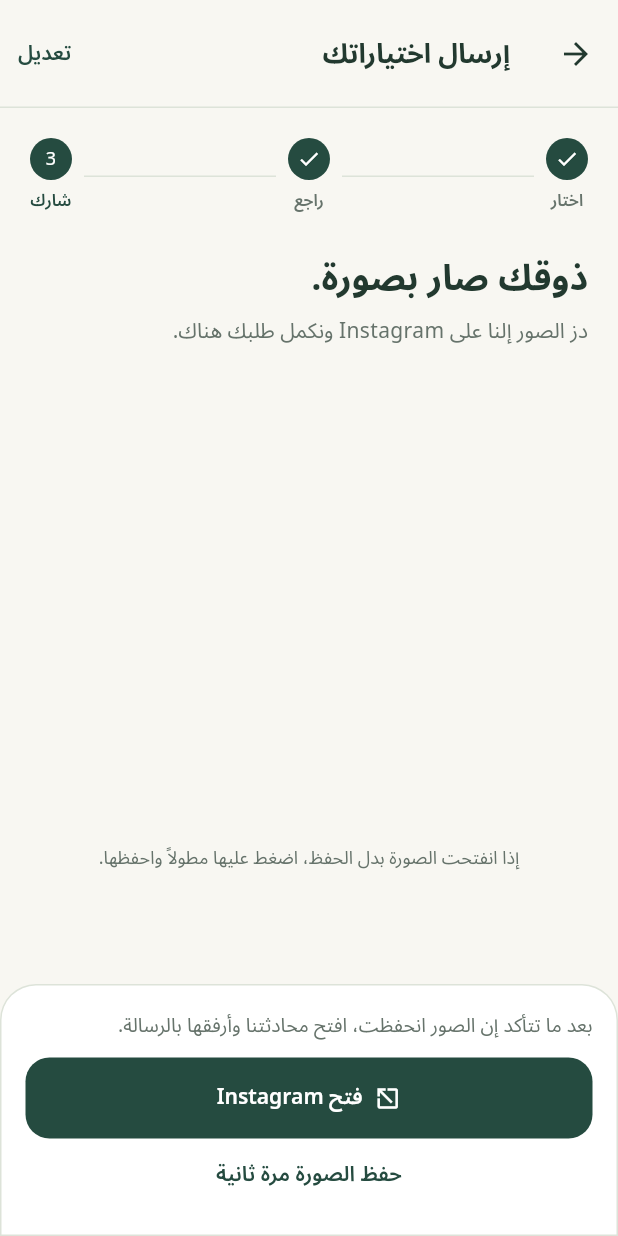
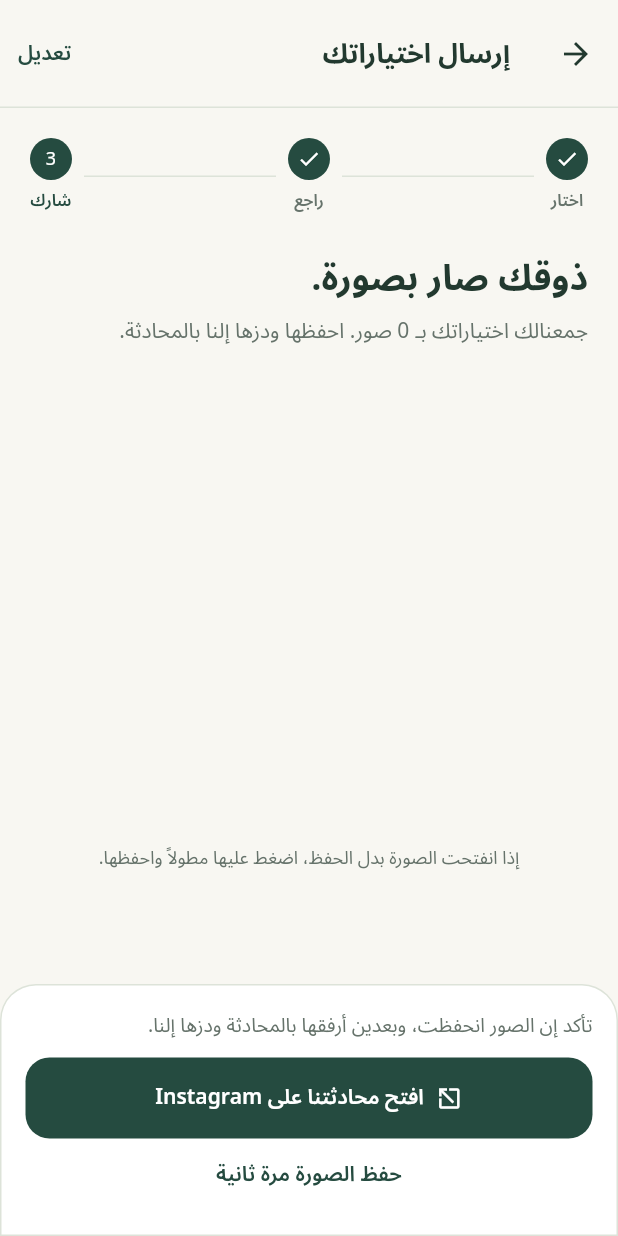
Before and after one commit to DhurghamFahem/Sunset, a Flutter app: the ShareScreen screen opened directly with empty values, on a phone screen of 412 x 824 dp. Run offline on Flutter 3.47's test engine with Material 3 defaults, Android fonts, the phone set to English and light mode, and no system bars; our stand-ins replace file_picker, go_router, shared_preferences, supabase_flutter; missing offline and left inert: dart:js_interop; accounts and stored records are empty.

Commit message:
[d] enhace

```diff
--- a/lib/ui/customer/share_screen.dart
+++ b/lib/ui/customer/share_screen.dart
@@ -21,13 +21,12 @@ class _ShareScreenState extends State<ShareScreen> {
   final preview = PageController();
   final downloaded = <int>{};
   int current = 0;
-  bool canShare = false, sharing = false, manual = false;
   bool get allDownloaded => downloaded.length == widget.pages.length;
 
   @override
   void initState() {
     super.initState();
-    canShare = service.prepare(widget.pages);
+    service.prepare(widget.pages);
   }
 
   @override
@@ -35,21 +34,6 @@ class _ShareScreenState extends State<ShareScreen> {
     preview.dispose();
     service.dispose();
     super.dispose();
-  }
-
-  Future<void> share() async {
-    // Invoke synchronously inside the tap to retain browser user activation.
-    final result = service.share();
-    setState(() => sharing = true);
-    final status = await result;
-    if (!mounted) return;
-    setState(() {
-      sharing = false;
-      if (status == 'failed' || status == 'unsupported') canShare = false;
-    });
-    if (!canShare) {
-      showNotice(context, 'احفظ الصور، وبعدين دزها إلنا على Instagram.');
-    }
   }
 
   void download() {
@@ -79,7 +63,6 @@ class _ShareScreenState extends State<ShareScreen> {
 
   @override
   Widget build(BuildContext context) {
-    final saving = !canShare || manual;
     return Scaffold(
       appBar: AppBar(
         title: const Text('إرسال اختياراتك'),
@@ -109,9 +92,11 @@ class _ShareScreenState extends State<ShareScreen> {
                             ?.copyWith(fontWeight: FontWeight.bold),
                       ),
                       const SizedBox(height: 6),
-                      const Text(
-                        'دز الصور إلنا على Instagram ونكمل طلبك هناك.',
-                        style: TextStyle(color: muted),
+                      Text(
+                        widget.pages.length == 1
+                            ? 'جمعنالك اختياراتك بصورة وحدة. احفظها ودزها إلنا بالمحادثة.'
+                            : 'جمعنالك اختياراتك بـ ${widget.pages.length} صور. احفظها ودزها إلنا بالمحادثة.',
+                        style: const TextStyle(color: muted),
                       ),
                       const SizedBox(height: 16),
                       SizedBox(
@@ -159,7 +144,6 @@ class _ShareScreenState extends State<ShareScreen> {
                             ),
                           ],
                         ),
-                      if (saving)
                       const Text(
                         'إذا انفتحت الصورة بدل الحفظ، اضغط عليها مطولاً واحفظها.',
                         style: TextStyle(color: muted, fontSize: 12),
@@ -181,10 +165,9 @@ class _ShareScreenState extends State<ShareScreen> {
                     mainAxisSize: MainAxisSize.min,
                     crossAxisAlignment: CrossAxisAlignment.stretch,
                     children: [
-                      if (saving) ...[
                       Text(
                         allDownloaded
-                              ? 'بعد ما تتأكد إن الصور انحفظت، افتح محادثتنا وأرفقها بالرسالة.'
+                            ? 'تأكد إن الصور انحفظت، وبعدين أرفقها بالمحادثة ودزها إلنا.'
                             : 'احفظ صور اختياراتك، وبعدين افتح محادثتنا على Instagram.',
                         style: const TextStyle(fontSize: 13, color: muted),
                       ),
@@ -199,7 +182,7 @@ class _ShareScreenState extends State<ShareScreen> {
                         ),
                         label: Text(
                           allDownloaded
-                                ? 'فتح Instagram'
+                              ? 'افتح محادثتنا على Instagram'
                               : widget.pages.length == 1
                               ? 'حفظ الصورة'
                               : 'حفظ الصورة ${current + 1} / ${widget.pages.length}',
@@ -210,21 +193,6 @@ class _ShareScreenState extends State<ShareScreen> {
                           onPressed: download,
                           child: const Text('حفظ الصورة مرة ثانية'),
                         ),
-                      ] else ...[
-                        FilledButton.icon(
-                          onPressed: sharing ? null : share,
-                          icon: const Icon(Icons.ios_share),
-                          label: Text(
-                            sharing ? 'جاري المشاركة…' : 'مشاركة الصور',
-                          ),
-                        ),
-                        TextButton(
-                          onPressed: sharing
-                              ? null
-                              : () => setState(() => manual = true),
-                          child: const Text('حفظ الصور وفتح Instagram'),
-                        ),
-                      ],
                     ],
                   ),
                 ),
```
Also changed, not shown: 2 other files. Lines whose indentation alone changed are shown as unchanged.
